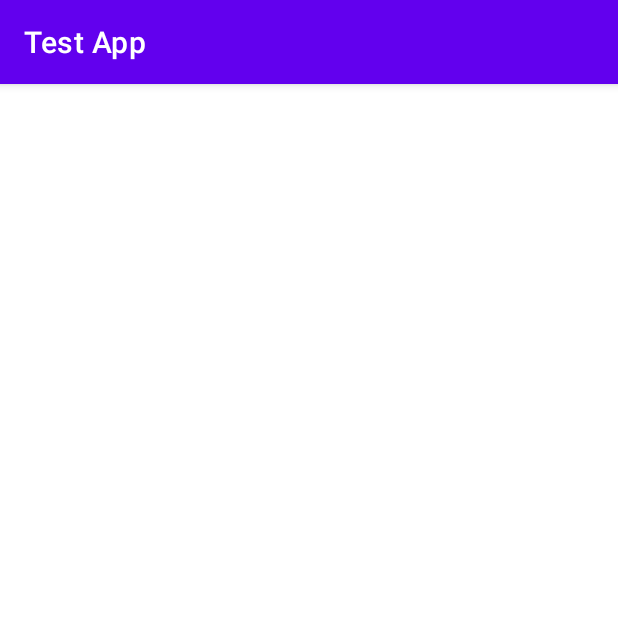
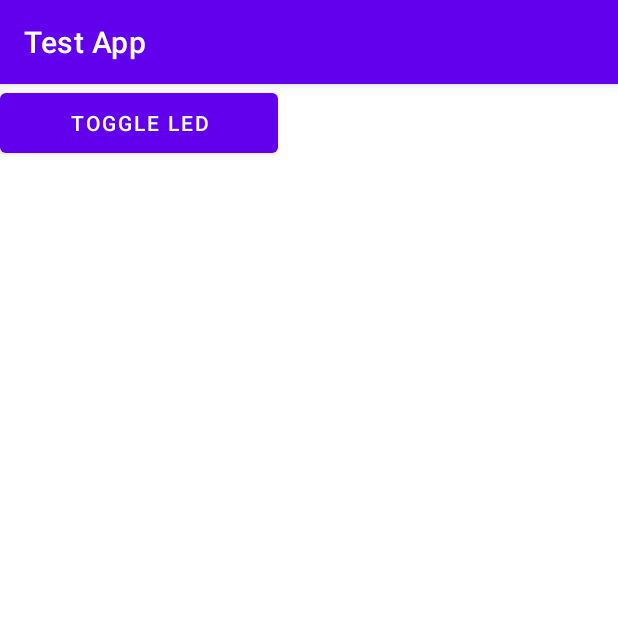
Before and after one commit to mythu207/thesis, an Android app: the ThreadControlActivity screen opened directly, with no data from a screen before it, on a phone screen of 412 x 824 dp, the top half of it. Run offline under Robolectric (Android 15) with nearby library versions, the phone set to English and light mode, and no system bars.

Commit message:
Adding ThreadControlActivity

```diff
--- a/Android App/app/src/main/java/com/example/testapp/GattActivity.java
+++ b/Android App/app/src/main/java/com/example/testapp/GattActivity.java
@@ -36,7 +36,7 @@ import java.util.Set;
 
 public class GattActivity extends AppCompatActivity {
     String TAG = "BLEGattActivity";
-    private BluetoothLeService bluetoothService;
+    public static BluetoothLeService bluetoothService;
     boolean connected;
     String deviceAddress;
     Button btnSendDiscoverCommand;
--- a/Android App/app/src/main/java/com/example/testapp/ThreadControlActivity.java
+++ b/Android App/app/src/main/java/com/example/testapp/ThreadControlActivity.java
@@ -1,14 +1,68 @@
 package com.example.testapp;
+
+import static com.example.testapp.GattActivity.bluetoothService;
 
 import androidx.appcompat.app.AppCompatActivity;
 
+import android.content.Context;
+import android.content.Intent;
+import android.inputmethodservice.KeyboardView;
 import android.os.Bundle;
+import android.util.Log;
+import android.view.View;
+import android.widget.Button;
+
+import java.util.Timer;
+import java.util.TimerTask;
 
 public class ThreadControlActivity extends AppCompatActivity {
+    String deviceAddress;
+    Button btnSendMessageToggleLED;
+    static int noSentPackages = 0;
 
     @Override
     protected void onCreate(Bundle savedInstanceState) {
         super.onCreate(savedInstanceState);
         setContentView(R.layout.activity_thread_control);
+        Intent intent = getIntent();
+        if(null != intent){
+            deviceAddress = intent.getStringExtra("deviceAddress");
+        }
+        btnSendMessageToggleLED = findViewById(R.id.btnSendMessageToggleLED);
+        btnSendMessageToggleLED.setOnClickListener(new View.OnClickListener() {
+            @Override
+            public void onClick(View view) {
+                    sendTestingPackages();
+
+            }
+        });
+
+
+
+    }
+    private void sendTestingPackages(){
+        Timer timer = new Timer();
+        noSentPackages = 0;
+        timer.scheduleAtFixedRate(new TimerTask() {
+            @Override
+            public void run() {
+                if (noSentPackages == 0) {
+                    bluetoothService.writeRxCharacteristic(deviceAddress + "_" + "1");
+                    Log.i("ThreadControlActivity", "start");
+                } else if (noSentPackages < 101) {
+                    bluetoothService.writeRxCharacteristic(deviceAddress + "_" + "2");
+                    Log.i("ThreadControlActivity", "toggle " + noSentPackages);
+
+                } else {
+                    bluetoothService.writeRxCharacteristic(deviceAddress + "_" + "3");
+                    Log.i("ThreadControlActivity", "end");
+                    timer.cancel();
+                }
+                noSentPackages++;
+            }
+            }, 0, 200);
+
+
+
     }
 }
--- a/Android App/app/src/main/res/layout/activity_thread_control.xml
+++ b/Android App/app/src/main/res/layout/activity_thread_control.xml
@@ -1,9 +1,15 @@
 <?xml version="1.0" encoding="utf-8"?>
-<androidx.constraintlayout.widget.ConstraintLayout xmlns:android="http://schemas.android.com/apk/res/android"
+<LinearLayout xmlns:android="http://schemas.android.com/apk/res/android"
     xmlns:app="http://schemas.android.com/apk/res-auto"
     xmlns:tools="http://schemas.android.com/tools"
     android:layout_width="match_parent"
     android:layout_height="match_parent"
     tools:context=".ThreadControlActivity">
 
-</androidx.constraintlayout.widget.ConstraintLayout>
+    <Button
+        android:id="@+id/btnSendMessageToggleLED"
+        android:layout_width="185dp"
+        android:layout_height="52dp"
+        android:text="TOGGLE LED"
+        />
+</LinearLayout>
```
